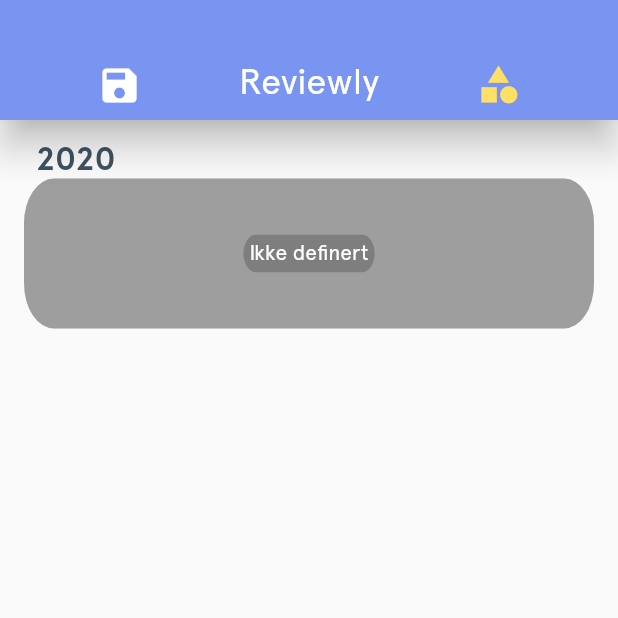
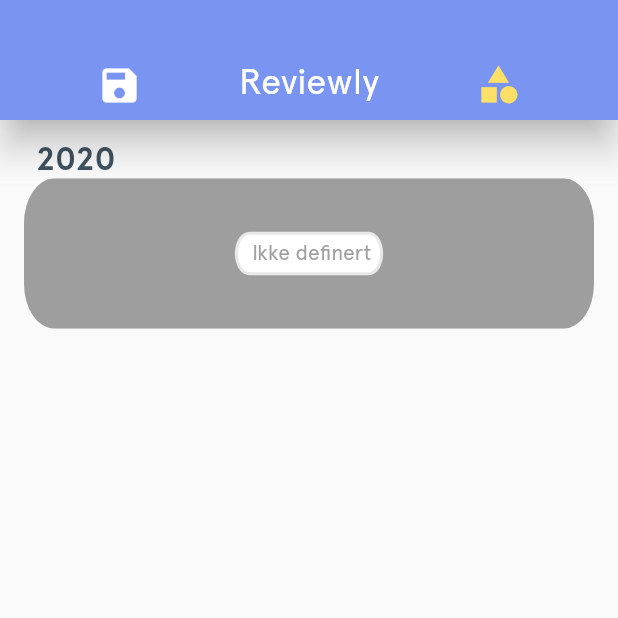
Before and after one commit to ulrikhaaland/perspektiv, a Flutter app: the screen it shows after launch, on a phone screen of 412 x 824 dp, the top half of it. Run offline on Flutter 3.47's test engine with Material 2 defaults, Android fonts, the phone set to English and light mode, and no system bars; our stand-ins replace shared_preferences, webview_flutter; missing offline and left inert: spotify; generated files the repository leaves out were written again.

Commit message:
button text

```diff
--- a/lib/review/ReviewListItem.dart
+++ b/lib/review/ReviewListItem.dart
@@ -127,7 +127,7 @@ class ReviewListItemState extends State<ReviewListItem> {
       );
 
 //    if (widget.size == null)
-      return Align(alignment: Alignment.center, child: _subCategoryItems);
+    return Align(alignment: Alignment.center, child: _subCategoryItems);
 //      else return _subCategoryItems;
   }
 
@@ -217,16 +217,20 @@ class ReviewListItemState extends State<ReviewListItem> {
             Container(
               padding: EdgeInsets.all(4),
               decoration: BoxDecoration(
+                border: Border.all(
+                  color: colorBackGround,
+                  width: 2,
+                ),
                 borderRadius: BorderRadius.all(
                   Radius.elliptical(20, 30),
                 ),
-                color: Colors.black.withOpacity(0.2),
+                color: Colors.white,
               ),
               child: Text(
-                sub.name,
+                " " + sub.name + " ",
                 textWidthBasis: TextWidthBasis.parent,
                 textAlign: TextAlign.center,
-                style: TextStyle(color: isColorDark(sub.color)),
+                style: TextStyle(color: sub.color),
               ),
             )
         ],
```
